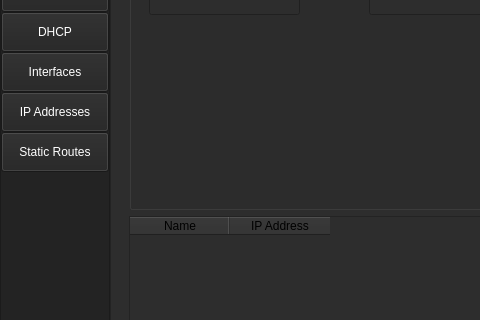
The window that UI/ui_main.ui (monico18/LTI-SDN-Controller) describes before a commit, drawn with Qt 5; both pictures show x 0 to 480 and y 149 to 469 of the 1168 by 723 pixel window.
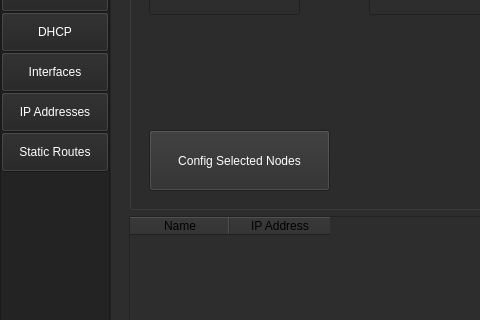
The same window after the commit.

```diff
--- a/UI/ui_main.ui
+++ b/UI/ui_main.ui
@@ -3251,6 +3251,143 @@
                   <enum>QLineEdit::Normal</enum>
                  </property>
                 </widget>
+                <widget class="QPushButton" name="btn_config_selected_nodes">
+                 <property name="geometry">
+                  <rect>
+                   <x>20</x>
+                   <y>260</y>
+                   <width>181</width>
+                   <height>61</height>
+                  </rect>
+                 </property>
+                 <property name="minimumSize">
+                  <size>
+                   <width>0</width>
+                   <height>40</height>
+                  </size>
+                 </property>
+                 <property name="palette">
+                  <palette>
+                   <active>
+                    <colorrole role="Button">
+                     <brush brushstyle="SolidPattern">
+                      <color alpha="255">
+                       <red>45</red>
+                       <green>45</green>
+                       <blue>45</blue>
+                      </color>
+                     </brush>
+                    </colorrole>
+                    <colorrole role="ButtonText">
+                     <brush brushstyle="SolidPattern">
+                      <color alpha="255">
+                       <red>255</red>
+                       <green>255</green>
+                       <blue>255</blue>
+                      </color>
+                     </brush>
+                    </colorrole>
+                    <colorrole role="Base">
+                     <brush brushstyle="SolidPattern">
+                      <color alpha="255">
+                       <red>45</red>
+                       <green>45</green>
+                       <blue>45</blue>
+                      </color>
+                     </brush>
+                    </colorrole>
+                    <colorrole role="Window">
+                     <brush brushstyle="SolidPattern">
+                      <color alpha="255">
+                       <red>45</red>
+                       <green>45</green>
+                       <blue>45</blue>
+                      </color>
+                     </brush>
+                    </colorrole>
+                   </active>
+                   <inactive>
+                    <colorrole role="Button">
+                     <brush brushstyle="SolidPattern">
+                      <color alpha="255">
+                       <red>45</red>
+                       <green>45</green>
+                       <blue>45</blue>
+                      </color>
+                     </brush>
+                    </colorrole>
+                    <colorrole role="ButtonText">
+                     <brush brushstyle="SolidPattern">
+                      <color alpha="255">
+                       <red>255</red>
+                       <green>255</green>
+                       <blue>255</blue>
+                      </color>
+                     </brush>
+                    </colorrole>
+                    <colorrole role="Base">
+                     <brush brushstyle="SolidPattern">
+                      <color alpha="255">
+                       <red>45</red>
+                       <green>45</green>
+                       <blue>45</blue>
+                      </color>
+                     </brush>
+                    </colorrole>
+                    <colorrole role="Window">
+                     <brush brushstyle="SolidPattern">
+                      <color alpha="255">
+                       <red>45</red>
+                       <green>45</green>
+                       <blue>45</blue>
+                      </color>
+                     </brush>
+                    </colorrole>
+                   </inactive>
+                   <disabled>
+                    <colorrole role="Button">
+                     <brush brushstyle="SolidPattern">
+                      <color alpha="255">
+                       <red>45</red>
+                       <green>45</green>
+                       <blue>45</blue>
+                      </color>
+                     </brush>
+                    </colorrole>
+                    <colorrole role="ButtonText">
+                     <brush brushstyle="SolidPattern">
+                      <color alpha="255">
+                       <red>120</red>
+                       <green>120</green>
+                       <blue>120</blue>
+                      </color>
+                     </brush>
+                    </colorrole>
+                    <colorrole role="Base">
+                     <brush brushstyle="SolidPattern">
+                      <color alpha="255">
+                       <red>45</red>
+                       <green>45</green>
+                       <blue>45</blue>
+                      </color>
+                     </brush>
+                    </colorrole>
+                    <colorrole role="Window">
+                     <brush brushstyle="SolidPattern">
+                      <color alpha="255">
+                       <red>45</red>
+                       <green>45</green>
+                       <blue>45</blue>
+                      </color>
+                     </brush>
+                    </colorrole>
+                   </disabled>
+                  </palette>
+                 </property>
+                 <property name="text">
+                  <string>Config Selected Nodes</string>
+                 </property>
+                </widget>
                 <zorder>label</zorder>
                 <zorder>label_2</zorder>
                 <zorder>label_3</zorder>
```
Left out of the diff: 126 changed lines with no effect on the pictures.
